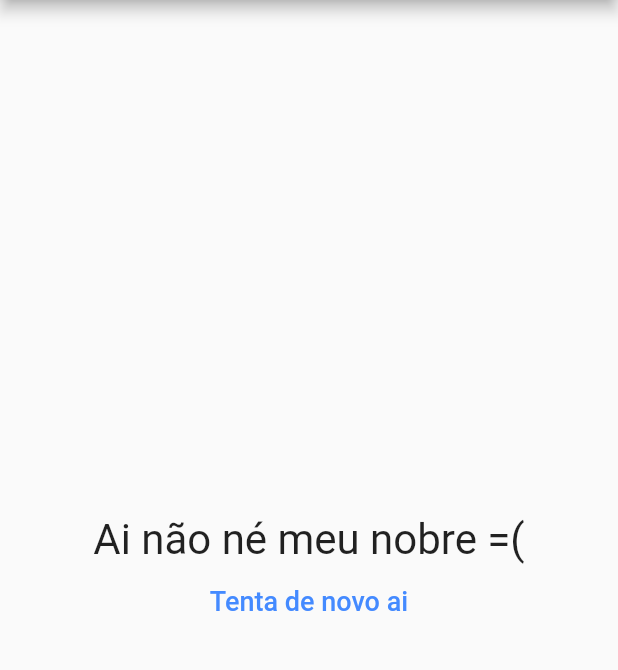
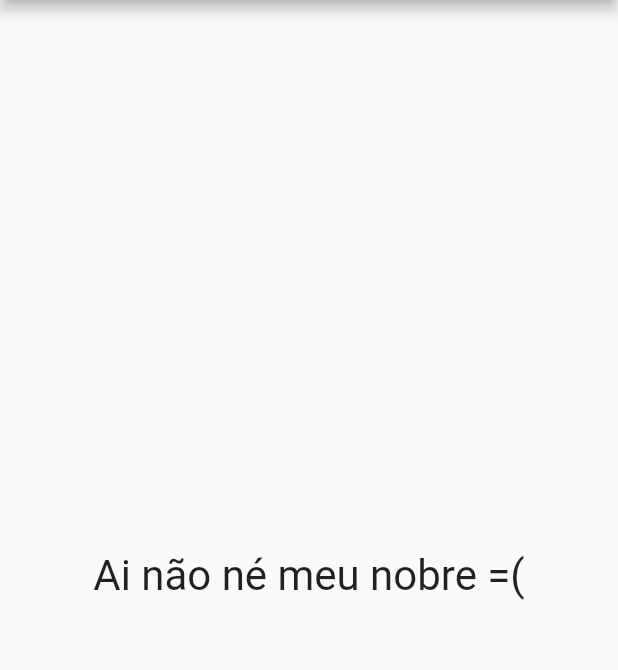
Before and after one commit to Thejuniordev/projeto_perguntaas, a Flutter app: the screen it shows after launch, after a tap on "<grid>", after a tap on "<section>", after a tap on "{} => ()", on a phone screen of 412 x 824 dp, the part 84-754 px from its top. Run offline on Flutter 3.47's test engine with Material 2 defaults, Android fonts, the phone set to English and light mode, and no system bars.

Commit message:
Update version

```diff
--- a/lib/responses.dart
+++ b/lib/responses.dart
@@ -10,7 +10,7 @@ class Responses extends StatelessWidget {
   Widget build(BuildContext context) {
     return Column(
       children: [
-        Container(
+        SizedBox(
           width: 300,
           child: ElevatedButton(
             child: Text(
@@ -22,8 +22,8 @@ class Responses extends StatelessWidget {
             ),
             onPressed: onSelection,
             style: ElevatedButton.styleFrom(
-                primary: const Color.fromARGB(255, 4, 23, 67),
-                onPrimary: const Color.fromARGB(255, 7, 90, 255),
+                foregroundColor: const Color.fromARGB(255, 7, 90, 255),
+                backgroundColor: const Color.fromARGB(255, 4, 23, 67),
                 elevation: 20, // Elevation
                 shadowColor: const Color.fromARGB(255, 54, 164, 255),
                 padding: const EdgeInsets.all(25)
--- a/lib/result.dart
+++ b/lib/result.dart
@@ -32,14 +32,6 @@ class Result extends StatelessWidget {
             textAlign: TextAlign.center,
           ),
         ),
-        FlatButton(
-          onPressed: onRestartQuiz,
-          child: const Text(
-            'Tenta de novo ai',
-            style: TextStyle(fontSize: 18),
-          ),
-          textColor: Colors.blueAccent,
-        )
       ],
     );
   }
```
Also changed, not shown: pubspec.lock, 6 other files.
